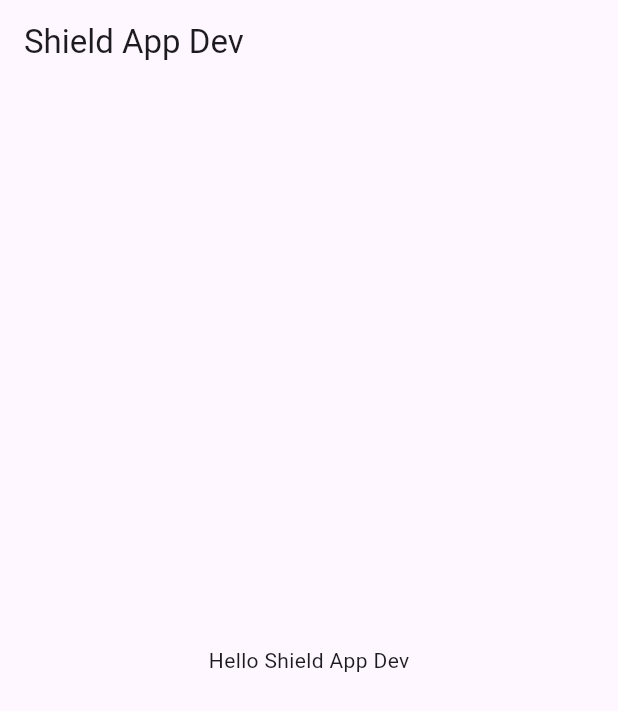
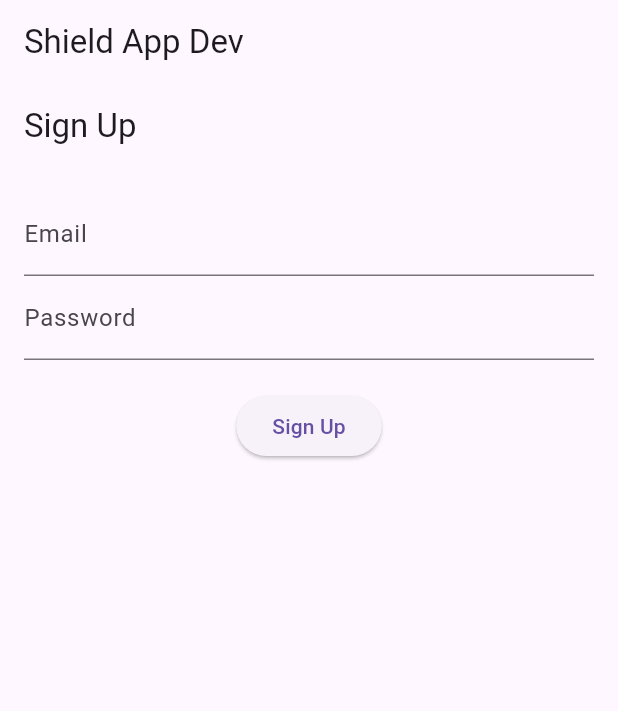
Before and after one commit to MdAbdullahAlMahmud/Shield, a Flutter app: the screen it shows after launch, on a phone screen of 412 x 824 dp. Shown: the top 711 px of the screen. Run offline on Flutter 3.47's test engine with Material 3 defaults, Android fonts, the phone set to English and light mode, and no system bars; our stand-ins replace get, get_it, go_router, supabase_flutter; accounts and stored records are empty.

Commit message:
sign up screen added

```diff
--- /dev/null
+++ b/lib/core/base/base_controller.dart
@@ -0,0 +1,8 @@
+/**
+ * Created by Abdullah on 20/8/24.
+ */
+
+import 'package:get/get.dart';
+class BaseController extends GetxController{
+
+}
--- /dev/null
+++ b/lib/modules/authentication/features/sign_up/controller/sign_up_controller.dart
@@ -0,0 +1,32 @@
+import 'package:shield/core/base/base_controller.dart';
+import 'package:supabase_flutter/supabase_flutter.dart';
+
+/**
+ * Created by Abdullah on 20/8/24.
+ */
+
+class SignUpController extends BaseController{
+  final SupabaseClient _client = Supabase.instance.client;
+
+  Future<User?> signIn(String email, String password) async {
+    AuthResponse response = await _client.auth.signInWithPassword(
+      email: email,
+      password: password,
+    );
+
+    return response.user;
+  }
+
+  Future<User?> signUp(String email, String password) async {
+    final response = await _client.auth.signUp(
+      email: email,
+      password: password,
+    );
+
+    return response.user;
+  }
+
+  Future<void> signOut() async {
+    await _client.auth.signOut();
+  }
+}
--- /dev/null
+++ b/lib/modules/authentication/features/sign_up/views/sign_up_screen.dart
@@ -0,0 +1,15 @@
+import 'package:flutter/cupertino.dart';
+import 'package:shield/modules/authentication/features/sign_up/views/sign_up_screen_builder.dart';
+
+/**
+ * Created by Abdullah on 20/8/24.
+ */
+
+class SignUpScreen extends StatelessWidget {
+  const SignUpScreen({super.key});
+
+  @override
+  Widget build(BuildContext context) {
+    return SignUpScreenBuilder();
+  }
+}
--- /dev/null
+++ b/lib/modules/authentication/features/sign_up/views/sign_up_screen_builder.dart
@@ -0,0 +1,62 @@
+import 'package:flutter/cupertino.dart';
+import 'package:flutter/material.dart';
+import 'package:shield/core/base/base_view.dart';
+import 'package:shield/core/base/base_view_state.dart';
+import 'package:shield/modules/authentication/features/sign_up/controller/sign_up_controller.dart';
+
+/**
+ * Created by Abdullah on 20/8/24.
+ */
+
+class SignUpScreenBuilder extends StatefulWidget {
+  const SignUpScreenBuilder({super.key});
+
+  @override
+  State<SignUpScreenBuilder> createState() => _SignUpScreenBuilderState();
+}
+
+class _SignUpScreenBuilderState extends BaseViewState<SignUpScreenBuilder,SignUpController> {
+
+  final TextEditingController _emailController = TextEditingController();
+  final TextEditingController _passwordController = TextEditingController();
+
+  void _signUp() async {
+    /*final email = _emailController.text;
+    final password = _passwordController.text;
+    final user = await _authService.signUp(email, password);
+    if (user != null) {
+      // Navigate to login screen or show success message
+    } else {
+      // Show error message
+    }*/
+  }
+
+  @override
+  Widget body(BuildContext context) {
+    return Scaffold(
+      appBar: AppBar(title: Text('Sign Up')),
+      body: Padding(
+        padding: EdgeInsets.all(16.0),
+        child: Column(
+          children: [
+            TextField(
+              controller: _emailController,
+              decoration: InputDecoration(labelText: 'Email'),
+            ),
+            TextField(
+              controller: _passwordController,
+              decoration: InputDecoration(labelText: 'Password'),
+              obscureText: true,
+            ),
+            SizedBox(height: 20),
+            ElevatedButton(
+              onPressed: _signUp,
+              child: Text('Sign Up'),
+            ),
+          ],
+        ),
+      ),
+    );
+  }
+
+}
--- a/lib/router/app_router.dart
+++ b/lib/router/app_router.dart
@@ -4,6 +4,7 @@
 
 import 'package:go_router/go_router.dart';
 import 'package:flutter/material.dart';
+import 'package:shield/modules/authentication/features/sign_up/views/sign_up_screen.dart';
 import 'package:shield/pages/my_home_page.dart';
 
 final GoRouter router = GoRouter(
@@ -11,7 +12,7 @@ final GoRouter router = GoRouter(
   routes: [
     GoRoute(
       path: '/',
-      builder: (context, state) => MyHomePage(),
+      builder: (context, state) => SignUpScreen(),
     ),
     // Add more routes for each module
   ],
--- a/pubspec.yaml
+++ b/pubspec.yaml
@@ -21,6 +21,8 @@ dependencies:
   firebase_analytics: ^10.0.0
   firebase_crashlytics: ^3.0.0
   intl: ^0.19.0
+  get: ^4.6.6
+
 
 dev_dependencies:
   flutter_test:
```
Also changed, not shown: lib/core/base/base_view.dart (added, +28 -0 lines), lib/core/base/base_view_state.dart (added, +28 -0 lines), lib/main_dev.dart (+8 -0 lines).
